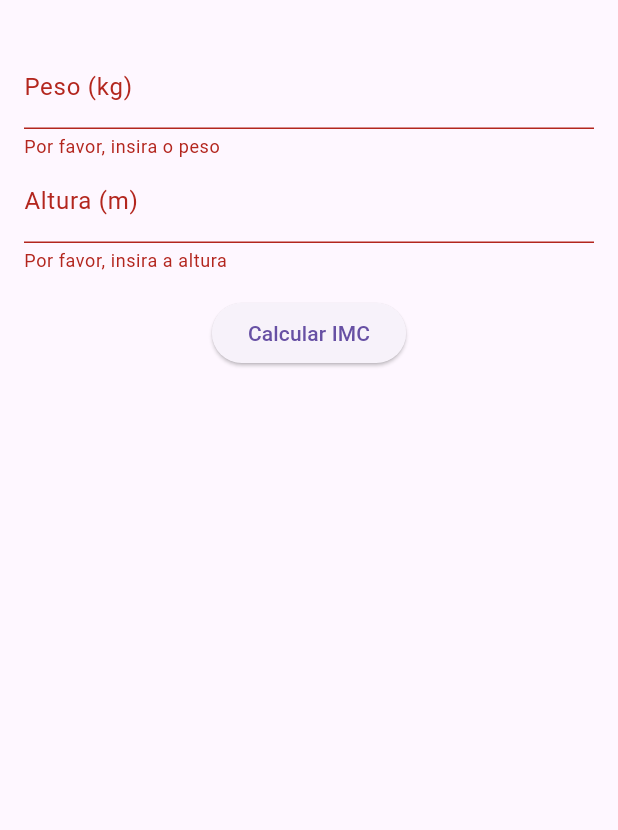
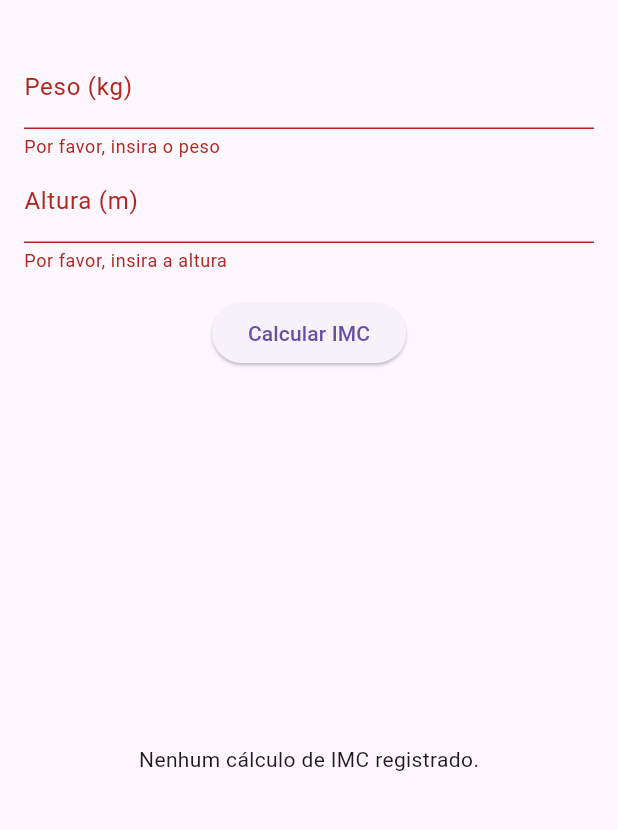
Before and after one commit to saturi11/desafioIMCDIO, a Flutter app: the screen it shows after launch, after a tap on "Calcular IMC", on a phone screen of 412 x 824 dp, the part 63-893 px from its top. Run offline on Flutter 3.47's test engine with Material 3 defaults, Android fonts, the light colour scheme and no system bars; our stand-ins replace hive, hive_flutter; accounts and stored records are empty.

Commit message:
terceiro desafio imc

```diff
--- a/lib/imc.dart
+++ b/lib/imc.dart
@@ -1,5 +1,13 @@
-class IMC {
+import 'package:hive/hive.dart';
+
+part 'imc.g.dart';
+
+@HiveType(typeId: 0)
+class IMC extends HiveObject {
+  @HiveField(0)
   double peso;
+
+  @HiveField(1)
   double altura;
 
   IMC({required this.peso, required this.altura});
--- a/lib/main.dart
+++ b/lib/main.dart
@@ -1,8 +1,12 @@
 import 'package:flutter/material.dart';
+import 'package:hive_flutter/hive_flutter.dart';
 
 import 'imc.dart';
 
-void main() {
+void main() async {
+  await Hive.initFlutter();
+  Hive.registerAdapter(IMCAdapter());
+  await Hive.openBox<IMC>('imcBox');
   runApp(MyApp());
 }
 
@@ -29,7 +33,13 @@ class _MyHomePageState extends State<MyHomePage> {
   final _pesoController = TextEditingController();
   final _alturaController = TextEditingController();
 
-  List<IMC> _imcList = [];
+  late Box<IMC> imcBox;
+
+  @override
+  void initState() {
+    super.initState();
+    imcBox = Hive.box<IMC>('imcBox');
+  }
 
   void _calcularIMC() {
     if (_formKey.currentState!.validate()) {
@@ -39,7 +49,7 @@ class _MyHomePageState extends State<MyHomePage> {
       IMC imc = IMC(peso: peso, altura: altura);
 
       setState(() {
-        _imcList.add(imc);
+        imcBox.add(imc);
       });
 
       _pesoController.clear();
@@ -98,13 +108,25 @@ class _MyHomePageState extends State<MyHomePage> {
               ),
             ),
             Expanded(
-              child: ListView.builder(
-                itemCount: _imcList.length,
-                itemBuilder: (context, index) {
-                  final imc = _imcList[index];
-                  return ListTile(
-                    title: Text('IMC: ${imc.calcularIMC().toStringAsFixed(2)}'),
-                    subtitle: Text(imc.classificarIMC()),
+              child: ValueListenableBuilder(
+                valueListenable: imcBox.listenable(),
+                builder: (context, Box<IMC> box, _) {
+                  if (box.values.isEmpty) {
+                    return Center(
+                      child: Text('Nenhum cálculo de IMC registrado.'),
+                    );
+                  }
+
+                  return ListView.builder(
+                    itemCount: box.values.length,
+                    itemBuilder: (context, index) {
+                      IMC imc = box.getAt(index)!;
+                      return ListTile(
+                        title: Text(
+                            'IMC: ${imc.calcularIMC().toStringAsFixed(2)}'),
+                        subtitle: Text(imc.classificarIMC()),
+                      );
+                    },
                   );
                 },
               ),
--- a/pubspec.yaml
+++ b/pubspec.yaml
@@ -30,6 +30,8 @@ environment:
 dependencies:
   flutter:
     sdk: flutter
+  hive: ^2.0.5
+  hive_flutter: ^1.1.0
 
 
   # The following adds the Cupertino Icons font to your application.
@@ -37,8 +39,8 @@ dependencies:
   cupertino_icons: ^1.0.6
 
 dev_dependencies:
-  flutter_test:
-    sdk: flutter
+  hive_generator: ^1.1.0
+  build_runner: ^2.0.6
 
   # The "flutter_lints" package below contains a set of recommended lints to
   # encourage good coding practices. The lint set provided by the package is
```
Also changed, not shown: lib/imc.g.dart (added), pubspec.lock, 1 other file.
